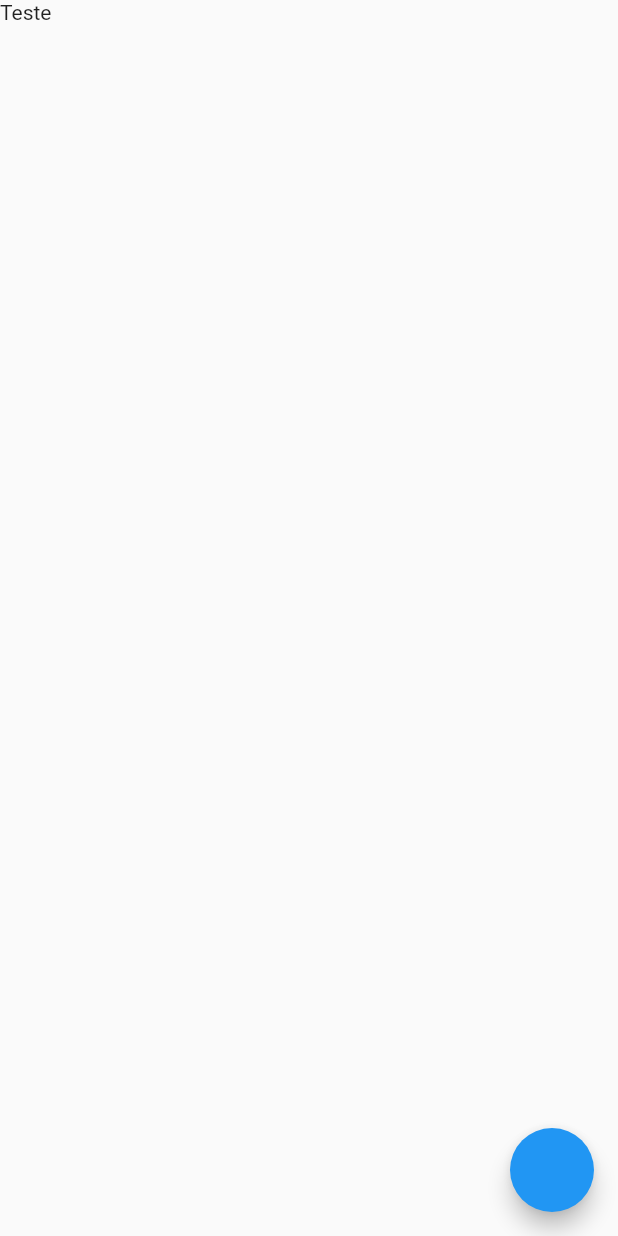
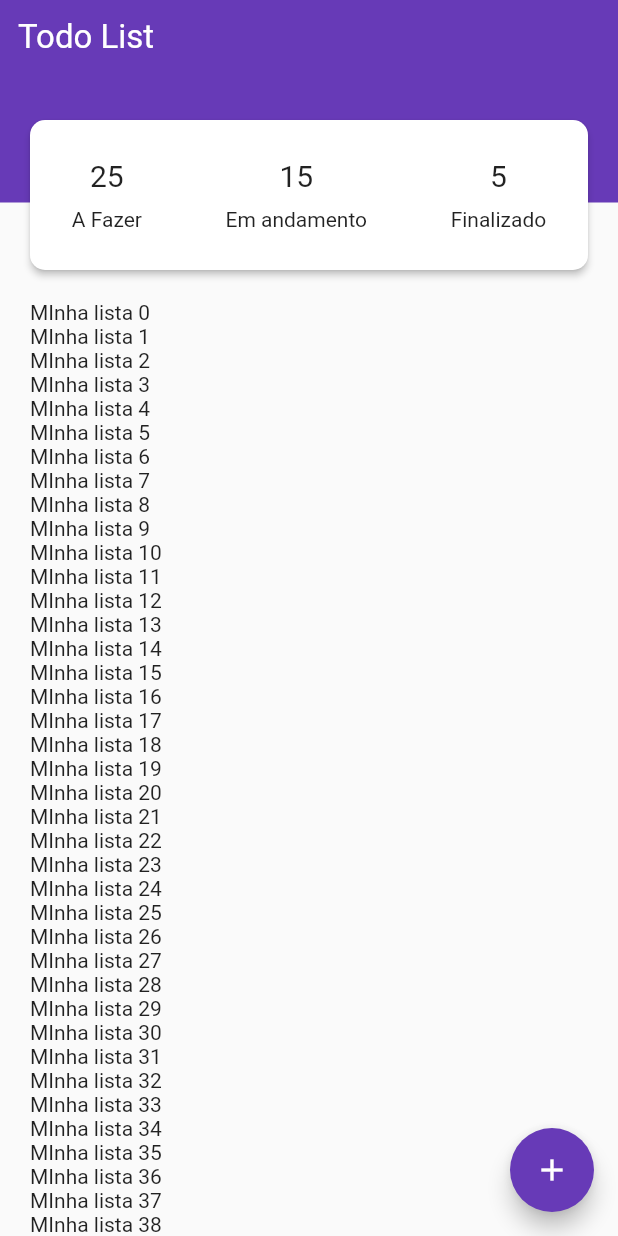
Before and after one commit to eharano/todo_list, a Flutter app: the screen it shows after launch, on a phone screen of 412 x 824 dp. Run offline on Flutter 3.47's test engine with Material 2 defaults, Android fonts, the phone set to English and light mode, and no system bars; our stand-ins replace bloc, dartz, equatable, flutter_modular, rive, sqflite; accounts and stored records are empty; statements that could not run were skipped.

Commit message:
adjut layout list

```diff
--- /dev/null
+++ b/lib/app/app_theme.dart
@@ -0,0 +1,9 @@
+import 'package:flutter/material.dart';
+
+class AppTheme {
+  static const appBar = Colors.deepPurple;
+  static const cWhite = Colors.white;
+  static const cRed = Colors.red;
+  static const cBlue = Colors.blue;
+  static const cGrey = Colors.grey;
+}
--- a/lib/app/modules/todo/external/datasources/todo_local_datasource_impl.dart
+++ b/lib/app/modules/todo/external/datasources/todo_local_datasource_impl.dart
@@ -32,9 +32,16 @@ class TodoLocalDatasourceImpl implements TodoLocalDatasource {
   }
 
   @override
-  Future<bool> delete({required Map<String, dynamic> map}) {
-    // TODO: implement delete
-    throw UnimplementedError();
+  Future<bool> delete({required Map<String, dynamic> map}) async {
+    const String where = "id = ?";
+    final List<dynamic> args = [1];
+
+    final int result = await adapter.delete(
+      where: where,
+      args: args,
+    );
+
+    return result == 1;
   }
 
   @override
@@ -50,5 +57,12 @@ class TodoLocalDatasourceImpl implements TodoLocalDatasource {
   Future<Todo> update({required Map<String, dynamic> map}) {
     // TODO: implement update
     throw UnimplementedError();
+
+    // final int result = await adapter.update(
+    //   object: object,
+    //   where: where,
+    //   args: args,);
+
+    // return TodoMapper(map: map).toEntity();
   }
 }
--- a/lib/app/modules/todo/presenter/bloc/todo_bloc.dart
+++ b/lib/app/modules/todo/presenter/bloc/todo_bloc.dart
@@ -1,5 +1,6 @@
 import 'package:bloc/bloc.dart';
 import 'package:equatable/equatable.dart';
+import 'package:flutter/widgets.dart';
 import 'package:todo_list/app/modules/todo/domain/dtos/todo_dto.dart';
 
 import '../../domain/dtos/todo_paginate_dto.dart';
@@ -81,4 +82,9 @@ class TodoBloc extends Bloc<TodoEvent, TodoState> {
       );
     });
   }
+
+  // get aFazer => (state as TodoSuccessState).todos.where((todo) => todo.status == 'X').length;
+  get aFazer => 25;
+  get andamento => 15;
+  get finalizado => 5;
 }
--- a/lib/app/modules/todo/presenter/views/todo_view.dart
+++ b/lib/app/modules/todo/presenter/views/todo_view.dart
@@ -1,5 +1,6 @@
 import 'package:flutter/material.dart';
 import 'package:flutter_modular/flutter_modular.dart';
+import 'package:todo_list/app/app_theme.dart';
 
 import '../../domain/dtos/todo_dto.dart';
 import '../../domain/entities/todo.dart';
@@ -26,19 +27,152 @@ class _TodoViewState extends ModularState<TodoView, TodoBloc> {
       data: '02/12/2021',
       label: 'Programação',
     );
-    controller.add(TodoInsertEvent(todo: TodoDTO.fromEntity(todo)));
+
+    controller.add(TodoInsertEvent(
+      todo: TodoDTO.fromEntity(todo),
+    ));
+  }
+
+  deleteTodo() {
+    Todo todo = const Todo(
+      id: 1,
+      title: 'teste de todo',
+      status: 'a fazer',
+      data: '02/12/2021',
+      label: 'Programação',
+    );
+
+    // controller.delete(TodoDeleteEvent(
+    //   todo: TodoDTO.fromEntity(todo),
+    // ));
   }
 
   @override
   Widget build(BuildContext context) {
     return Scaffold(
+      appBar: TodoBarWidget(
+        controller: controller,
+      ),
+      body: ListView(
+        padding: const EdgeInsets.only(
+          left: 20.0,
+          right: 20.0,
+          bottom: 40.0,
+        ),
+        children: [
+          for (int i = 0; i < 100; i++) Text("MInha lista $i"),
+        ],
+      ),
       floatingActionButton: FloatingActionButton(
-        onPressed: () {
-          insertTodo();
-        },
-        // child: ,
-      ),
-      body: const Text("Teste"),
+          backgroundColor: AppTheme.appBar,
+          onPressed: () => {},
+          child: Icon(
+            Icons.add,
+            color: Colors.white,
+          )),
     );
   }
 }
+
+class TodoBarWidget extends PreferredSize {
+  final TodoBloc controller;
+
+  TodoBarWidget({
+    Key? key,
+    required this.controller,
+  }) : super(
+          key: key,
+          child: SizedBox(
+            width: double.infinity,
+            height: 200.0,
+            child: Stack(
+              children: [
+                Container(
+                  width: double.infinity,
+                  color: AppTheme.appBar,
+                  height: 135.0,
+                  child: SafeArea(
+                    child: Column(
+                      crossAxisAlignment: CrossAxisAlignment.start,
+                      children: const [
+                        Padding(
+                          padding: EdgeInsets.all(12.0),
+                          child: Text(
+                            "Todo List",
+                            style: TextStyle(
+                              fontSize: 22.0,
+                              color: Colors.white,
+                            ),
+                          ),
+                        ),
+                      ],
+                    ),
+                  ),
+                ),
+                Column(
+                  mainAxisAlignment: MainAxisAlignment.end,
+                  children: [
+                    Padding(
+                      padding: const EdgeInsets.all(20.0),
+                      child: Material(
+                        elevation: 2.0,
+                        borderRadius: BorderRadius.circular(10.0),
+                        color: Colors.white,
+                        child: Container(
+                          height: 100,
+                          width: double.infinity,
+                          child: Row(
+                            mainAxisAlignment: MainAxisAlignment.spaceAround,
+                            children: [
+                              Column(
+                                mainAxisAlignment: MainAxisAlignment.center,
+                                children: [
+                                  Text(
+                                    controller.aFazer.toString(),
+                                    style: TextStyle(
+                                      fontSize: 20.0,
+                                    ),
+                                  ),
+                                  SizedBox(height: 10.0),
+                                  Text("A Fazer"),
+                                ],
+                              ),
+                              Column(
+                                mainAxisAlignment: MainAxisAlignment.center,
+                                children: [
+                                  Text(
+                                    controller.andamento.toString(),
+                                    style: TextStyle(
+                                      fontSize: 20.0,
+                                    ),
+                                  ),
+                                  SizedBox(height: 10.0),
+                                  Text("Em andamento"),
+                                ],
+                              ),
+                              Column(
+                                mainAxisAlignment: MainAxisAlignment.center,
+                                children: [
+                                  Text(
+                                    controller.finalizado.toString(),
+                                    style: TextStyle(
+                                      fontSize: 20.0,
+                                    ),
+                                  ),
+                                  SizedBox(height: 10.0),
+                                  Text("Finalizado"),
+                                ],
+                              ),
+                            ],
+                          ),
+                        ),
+                      ),
+                    ),
+                  ],
+                ),
+              ],
+            ),
+          ),
+          preferredSize: const Size.fromHeight(200.0),
+        );
+}
```
